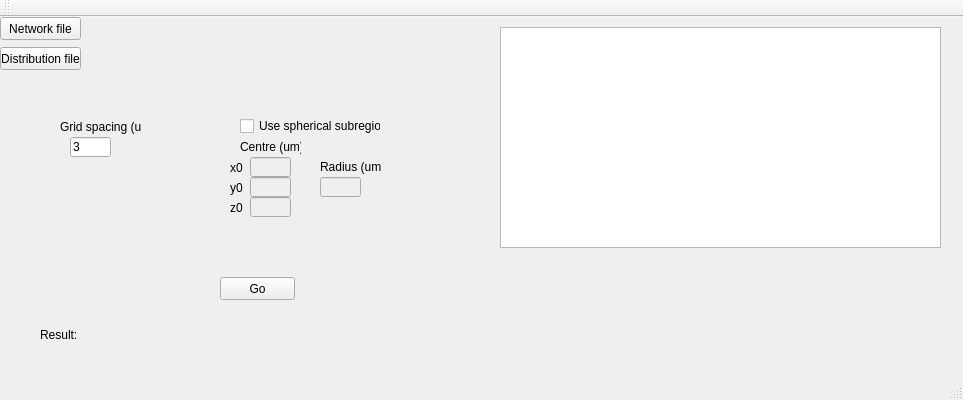
The window that Qt/Vdistancer/mainwindow.ui (gibbogle/vessel-tools) describes before a commit, drawn with Qt 5.
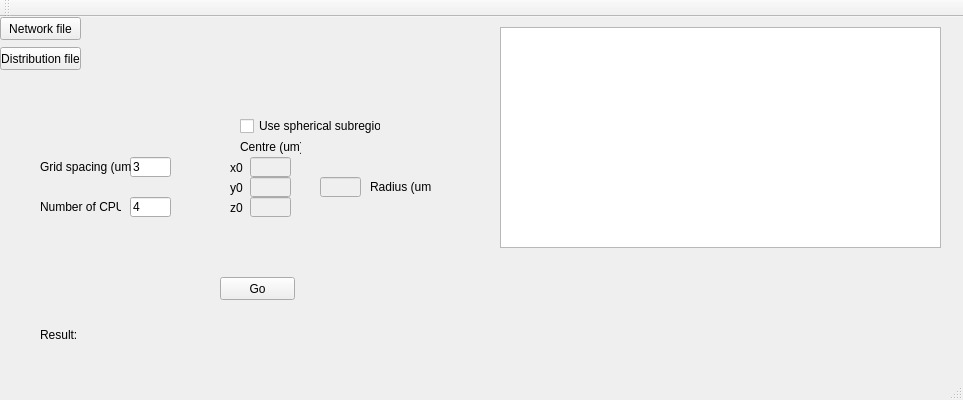
The same window after the commit.

Commit message: Made vdistancer parallel

```diff
--- a/Qt/Vdistancer/mainwindow.ui
+++ b/Qt/Vdistancer/mainwindow.ui
@@ -196,8 +196,8 @@
    <widget class="QLineEdit" name="lineEditGrid_dx">
     <property name="geometry">
      <rect>
-      <x>70</x>
-      <y>120</y>
+      <x>130</x>
+      <y>140</y>
       <width>41</width>
       <height>20</height>
      </rect>
@@ -209,9 +209,9 @@
    <widget class="QLabel" name="labelGrid_dx">
     <property name="geometry">
      <rect>
-      <x>60</x>
-      <y>100</y>
-      <width>81</width>
+      <x>40</x>
+      <y>140</y>
+      <width>91</width>
       <height>20</height>
      </rect>
     </property>
@@ -235,8 +235,8 @@
    <widget class="QLabel" name="labelRadius">
     <property name="geometry">
      <rect>
-      <x>320</x>
-      <y>140</y>
+      <x>370</x>
+      <y>160</y>
       <width>61</width>
       <height>20</height>
      </rect>
@@ -271,6 +271,32 @@
      <string/>
     </property>
    </widget>
+   <widget class="QLineEdit" name="lineEdit_ncpu">
+    <property name="geometry">
+     <rect>
+      <x>130</x>
+      <y>180</y>
+      <width>41</width>
+      <height>20</height>
+     </rect>
+    </property>
+    <property name="text">
+     <string>4</string>
+    </property>
+   </widget>
+   <widget class="QLabel" name="label_ncpu">
+    <property name="geometry">
+     <rect>
+      <x>40</x>
+      <y>180</y>
+      <width>81</width>
+      <height>20</height>
+     </rect>
+    </property>
+    <property name="text">
+     <string>Number of CPUs</string>
+    </property>
+   </widget>
   </widget>
   <widget class="QMenuBar" name="menuBar">
    <property name="geometry">
```
The commit also changes 2 other files.
